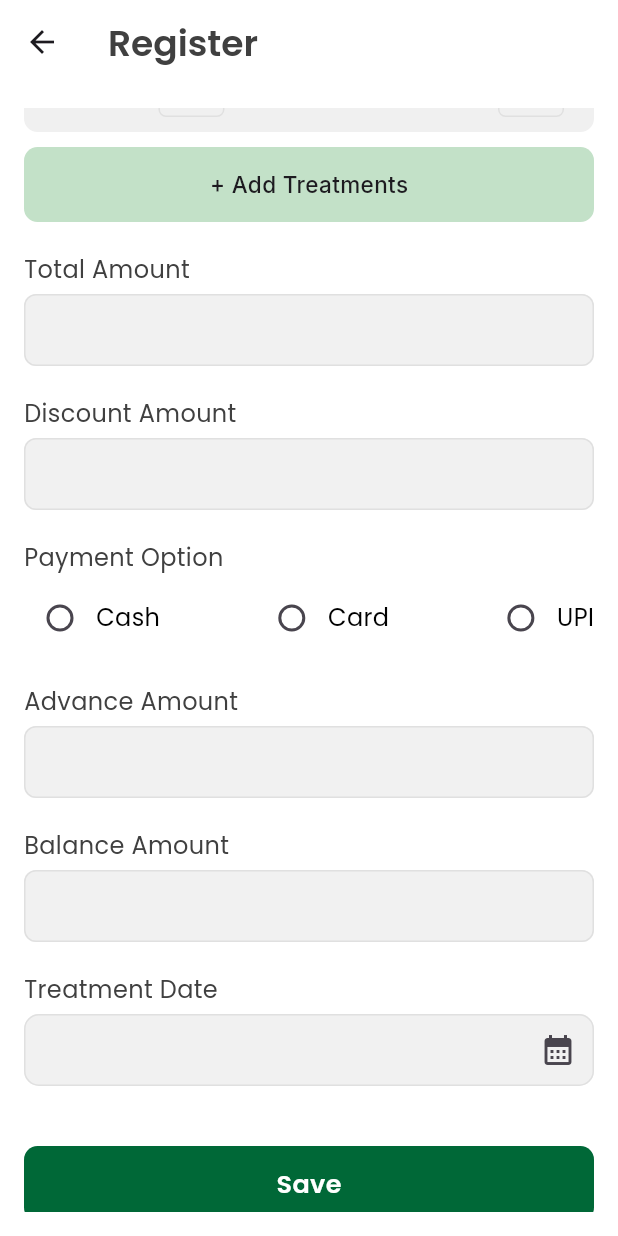
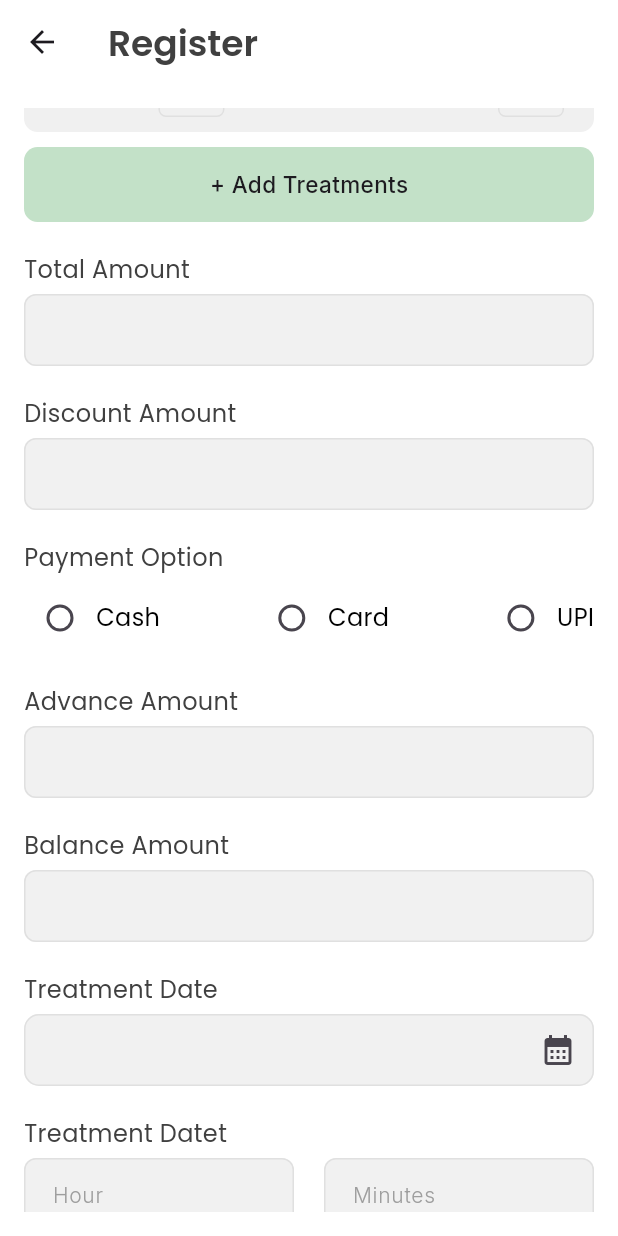
Before and after one commit to abh1navkrishna/treatment-app, a Flutter app: the RegisterPatientPage screen opened directly with empty values, scrolled down 576 dp, on a phone screen of 412 x 824 dp. Run offline on Flutter 3.47's test engine with Material 3 defaults, Android fonts, the phone set to English and light mode, and no system bars; our stand-ins replace dropdown_button2, google_fonts.

Commit message:
first commit

```diff
--- a/lib/main.dart
+++ b/lib/main.dart
@@ -1,13 +1,16 @@
 import 'package:flutter/material.dart';
 import 'package:machine_test/provider/Login%20Provider.dart';
+import 'package:machine_test/provider/patient%20list%20provider.dart';
 import 'package:machine_test/sceens/MyHomePage.dart';
 import 'package:provider/provider.dart';
+import 'demo/patient list.dart';
 
 void main() {
   runApp(
     MultiProvider(
       providers: [
         ChangeNotifierProvider(create: (_) => LoginProvider()),
+        ChangeNotifierProvider(create: (_) => TreatmentProvider()),
       ],
       child: MyApp(),
     ),
--- a/lib/sceens/MyHomePage.dart
+++ b/lib/sceens/MyHomePage.dart
@@ -14,7 +14,7 @@ class _MyHomePageState extends State<MyHomePage> {
   void initState() {
     super.initState();
     Timer(
-        Duration(seconds: 1),
+        Duration(seconds: 2),
         () => Navigator.pushReplacement(
             context, MaterialPageRoute(builder: (context) => LoginPage())));
   }
--- a/lib/sceens/Register page.dart
+++ b/lib/sceens/Register page.dart
@@ -31,6 +31,8 @@ class _RegisterPatientPageState extends State<RegisterPatientPage> {
       TextEditingController();
   final TextEditingController _balanceAmountController =
       TextEditingController();
+  final TextEditingController _timeHour = TextEditingController();
+  final TextEditingController _timeMinutes = TextEditingController();
   String? _selectedBranch;
   String? _selectedLocation;
   List<String> _selectedMaleTreatments = [];
@@ -68,10 +70,13 @@ class _RegisterPatientPageState extends State<RegisterPatientPage> {
             'payment': _paymentController.text,
             'phone': _phoneController.text,
             'address': _addressController.text,
-            'total_amount': double.parse(_totalAmountController.text),
-            'discount_amount': double.parse(_discountAmountController.text),
-            'advance_amount': double.parse(_advanceAmountController.text),
-            'balance_amount': double.parse(_balanceAmountController.text),
+            'total_amount': double.tryParse(_totalAmountController.text) ?? 0.0,
+            'discount_amount':
+                double.tryParse(_discountAmountController.text) ?? 0.0,
+            'advance_amount':
+                double.tryParse(_advanceAmountController.text) ?? 0.0,
+            'balance_amount':
+                double.tryParse(_balanceAmountController.text) ?? 0.0,
             'date_nd_time': DateTime.now().toIso8601String(),
             'id': '',
             'male': _selectedMaleTreatments.join(','),
@@ -674,7 +679,39 @@ class _RegisterPatientPageState extends State<RegisterPatientPage> {
                 SizedBox(
                   height: 20,
                 ),
-                SizedBox(height: 20),
+                AppText(
+                    text: 'Treatment Datet',
+                    size: 16,
+                    weight: FontWeight.w400,
+                    textcolor: grayblack),
+                SizedBox(
+                  height: 5,
+                ),
+                Row(
+                  children: [
+                    Expanded(
+                      child: AppTextForm(
+                          hintText: 'Hour',
+                          validator: (value) {
+                            if (value == null || value.isEmpty) {
+                              return 'Please enter Time';
+                            }
+                            return null;
+                          },
+                          controller: _timeHour),
+                    ),
+                    SizedBox(
+                      width: 20,
+                    ),
+                    Expanded(
+                      child: AppTextForm(
+                          hintText: 'Minutes',
+                          validator: null,
+                          controller: _timeMinutes),
+                    ),
+                  ],
+                ),
+                SizedBox(height: 40),
                 _isLoading
                     ? Center(child: CircularProgressIndicator())
                     : GestureDetector(
@@ -687,7 +724,8 @@ class _RegisterPatientPageState extends State<RegisterPatientPage> {
                               fontWeight: FontWeight.w600,
                               color: white),
                         )),
-                      )
+                      ),
+                SizedBox(height: 40),
               ],
             ),
           ),
```
Also changed, not shown: lib/provider/patient list provider.dart (+46 -21 lines).
